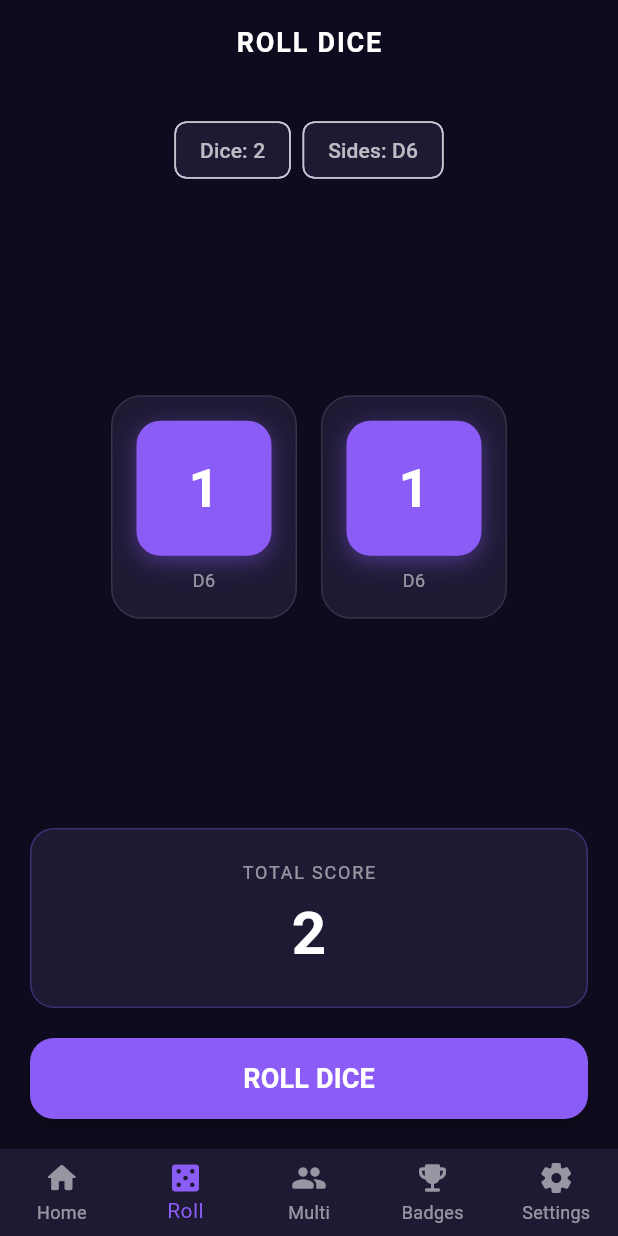
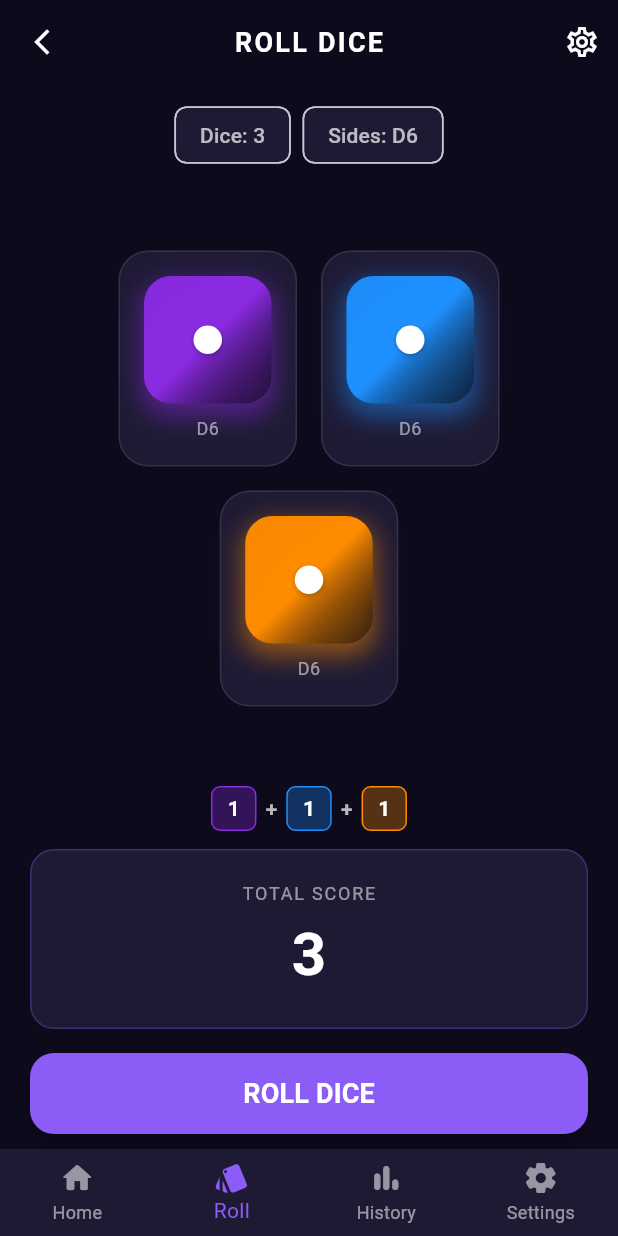
Before and after one commit to quratulainnadeem40/dice_app, a Flutter app: the screen it shows after launch, after a tap on "ROLL DICE", on a phone screen of 412 x 824 dp. Run offline on Flutter 3.47's test engine with Material 3 defaults, Android fonts, the phone set to English and light mode, and no system bars; our stand-ins replace get.

Commit message:
feat: Refactor navigation and roll dice features; update controllers, views, and models for improved functionality and UI

```diff
--- a/lib/core/navigation/binding/navigation_binding.dart
+++ b/lib/core/navigation/binding/navigation_binding.dart
@@ -1,18 +1,18 @@
 import 'package:dice_app/core/navigation/controller/navigation_controller.dart';
-import 'package:dice_app/feature/Multiplayers/controller/multi_player_controller.dart';
 import 'package:dice_app/feature/Roll_dice/controller/roll_dice_controller.dart';
-import 'package:dice_app/feature/achievement/controller/achivement_controller.dart';
+
 import 'package:dice_app/feature/home/controller/home_controller.dart';
 import 'package:dice_app/feature/setting/controller/setting_%20controller.dart';
+import 'package:dice_app/history/controller/history_controller.dart';
 import 'package:get/get.dart';
+
 class NavigationBinding extends Bindings {
   @override
   void dependencies() {
     Get.lazyPut<NavigationController>(() => NavigationController());
     Get.lazyPut<HomeController>(() => HomeController());
     Get.lazyPut<RollDiceController>(() => RollDiceController());
-    Get.lazyPut<MultiplayerController>(() => MultiplayerController());
-    Get.lazyPut<AchievementController>(() => AchievementController());
+    Get.lazyPut<HistoryController>(() => HistoryController());
     Get.lazyPut<SettingsController>(() => SettingsController());
   }
 }
--- a/lib/core/navigation/controller/navigation_controller.dart
+++ b/lib/core/navigation/controller/navigation_controller.dart
@@ -4,6 +4,12 @@ class NavigationController extends GetxController {
   var currentIndex = 0.obs;
 
   void changePage(int index) {
-    currentIndex.value = index;
+    if (index >= 0 && index < 4) {
+      currentIndex.value = index;
+    }
+  }
+
+  void resetToHome() {
+    currentIndex.value = 0;
   }
 }
--- a/lib/core/navigation/widget/main_screen.dart
+++ b/lib/core/navigation/widget/main_screen.dart
@@ -1,13 +1,13 @@
 import 'package:dice_app/core/navigation/controller/navigation_controller.dart';
 import 'package:dice_app/core/theme/colors_custom.dart';
-import 'package:dice_app/feature/Multiplayers/view/multiplayer_screen.dart';
 import 'package:dice_app/feature/Roll_dice/view/Roll_dice_screen.dart';
-import 'package:dice_app/feature/achievement/view/achievement_screen.dart';
+
 import 'package:dice_app/feature/home/view/home_screen.dart';
 import 'package:dice_app/feature/setting/view/setting_screen.dart';
+import 'package:dice_app/history/view/history_screen.dart';
+
 import 'package:flutter/material.dart';
 import 'package:get/get.dart';
-
 
 class MainScreen extends GetView<NavigationController> {
   const MainScreen({Key? key}) : super(key: key);
@@ -15,8 +15,7 @@ class MainScreen extends GetView<NavigationController> {
   final List<Widget> pages = const [
     HomeScreen(),
     RollDiceScreen(),
-    MultiplayerScreen(),
-    AchievementScreen(),
+    HistoryScreen(),
     SettingsScreen(),
   ];
 
@@ -34,9 +33,8 @@ class MainScreen extends GetView<NavigationController> {
           type: BottomNavigationBarType.fixed,
           items: const [
             BottomNavigationBarItem(icon: Icon(Icons.home_rounded), label: 'Home'),
-            BottomNavigationBarItem(icon: Icon(Icons.casino_rounded), label: 'Roll'),
-            BottomNavigationBarItem(icon: Icon(Icons.people_rounded), label: 'Multi'),
-            BottomNavigationBarItem(icon: Icon(Icons.emoji_events_rounded), label: 'Badges'),
+            BottomNavigationBarItem(icon: Icon(Icons.style_rounded), label: 'Roll'),
+            BottomNavigationBarItem(icon: Icon(Icons.bar_chart_rounded), label: 'History'),
             BottomNavigationBarItem(icon: Icon(Icons.settings_rounded), label: 'Settings'),
           ],
         ),
--- a/lib/feature/Roll_dice/controller/Roll_dice_controller.dart
+++ b/lib/feature/Roll_dice/controller/Roll_dice_controller.dart
@@ -4,22 +4,36 @@ import 'package:dice_app/feature/Roll_dice/model/roll_dice_model.dart';
 import 'package:flutter/material.dart';
 import 'package:get/get.dart';
 
-
 class RollDiceController extends GetxController {
   var diceList = <DiceModel>[].obs;
   var isRolling = false.obs;
   var totalSum = 0.obs;
 
+  // Image waley unique colors palette
+  final List<Color> multiColors = const [
+    Color(0xFF8A2BE2), // Purple
+    Color(0xFF1E90FF), // Blue
+    Color(0xFFFF8C00), // Orange
+    Color(0xFF32CD32), // Green
+    Color(0xFFFF4500), // Red
+    Color(0xFFFFD700), // Yellow
+  ];
+
   @override
   void onInit() {
     super.onInit();
-    initDice(count: 2, sides: 6, color: const Color(0xFF8B5CF6));
+    initDice(count: 3, sides: 6);
   }
 
-  void initDice({int count = 2, int sides = 6, Color color = const Color(0xFF8B5CF6)}) {
+  void initDice({int count = 3, int sides = 6}) {
     diceList.value = List.generate(
       count,
-      (index) => DiceModel(id: index, sides: sides, color: color),
+      (index) => DiceModel(
+        id: index,
+        sides: sides,
+        // Har dice ko index ke hisab se alag color milega
+        color: multiColors[index % multiColors.length],
+      ),
     );
     calculateTotal();
   }
--- a/lib/feature/Roll_dice/model/roll_dice_model.dart
+++ b/lib/feature/Roll_dice/model/roll_dice_model.dart
@@ -14,4 +14,20 @@ class DiceModel {
     this.color = const Color(0xFF8B5CF6),
     this.isRolling = false,
   });
+
+  // State update karne ke liye copyWith method
+  DiceModel copyWith({
+    int? currentValue,
+    int? sides,
+    Color? color,
+    bool? isRolling,
+  }) {
+    return DiceModel(
+      id: this.id,
+      currentValue: currentValue ?? this.currentValue,
+      sides: sides ?? this.sides,
+      color: color ?? this.color,
+      isRolling: isRolling ?? this.isRolling,
+    );
+  }
 }
--- a/lib/feature/Roll_dice/view/Roll_dice_screen.dart
+++ b/lib/feature/Roll_dice/view/Roll_dice_screen.dart
@@ -12,32 +12,107 @@ class RollDiceScreen extends GetView<RollDiceController> {
   @override
   Widget build(BuildContext context) {
     return Scaffold(
-      backgroundColor: const Color(0xFF0F0B1E),
+      backgroundColor: const Color(0xFF0D0A1C), // Deep neon-dark background
       appBar: AppBar(
         backgroundColor: Colors.transparent,
         elevation: 0,
-        title: const Text('ROLL DICE', style: TextStyle(fontWeight: FontWeight.bold, letterSpacing: 1.2)),
         centerTitle: true,
+        leading: IconButton(
+          icon: const Icon(Icons.arrow_back_ios_new, color: Colors.white, size: 20),
+          onPressed: () => Get.back(),
+        ),
+        title: const Text(
+          'ROLL DICE',
+          style: TextStyle(
+            fontWeight: FontWeight.bold,
+            letterSpacing: 1.5,
+            color: Colors.white,
+            fontSize: 18,
+          ),
+        ),
+        actions: [
+          IconButton(
+            icon: const Icon(Icons.settings_outlined, color: Colors.white),
+            onPressed: () => Get.toNamed('/settings'), // Settings view route
+          ),
+        ],
       ),
       body: SafeArea(
         child: Padding(
-          padding: const EdgeInsets.all(20.0),
+          padding: const EdgeInsets.symmetric(horizontal: 20.0, vertical: 10.0),
           child: Column(
             children: [
+              // Dice count aur sides indicator
               Obx(() => DiceSettingsPreview(
                     diceCount: controller.diceList.length,
                     sides: controller.diceList.isNotEmpty ? controller.diceList.first.sides : 6,
                   )),
+
               const Spacer(),
+
+              // Multi-color 3D Dice Wrap Grid
               Obx(() => Wrap(
                     spacing: 16,
                     runSpacing: 16,
                     alignment: WrapAlignment.center,
-                    children: controller.diceList.map((dice) => DiceCard(dice: dice)).toList(),
+                    children: controller.diceList
+                        .map((dice) => DiceCard(dice: dice))
+                        .toList(),
                   )),
+
               const Spacer(),
+
+              // Individual values summation badge (e.g., 2 + 5 + 6)
+              Obx(() {
+                if (controller.diceList.length <= 1) return const SizedBox.shrink();
+                return Padding(
+                  padding: const EdgeInsets.only(bottom: 12.0),
+                  child: Row(
+                    mainAxisAlignment: MainAxisAlignment.center,
+                    children: controller.diceList.asMap().entries.map((entry) {
+                      int idx = entry.key;
+                      var dice = entry.value;
+                      return Row(
+                        children: [
+                          Container(
+                            padding: const EdgeInsets.symmetric(horizontal: 10, vertical: 4),
+                            decoration: BoxDecoration(
+                              color: dice.color.withOpacity(0.3),
+                              borderRadius: BorderRadius.circular(6),
+                              border: Border.all(color: dice.color, width: 1),
+                            ),
+                            child: Text(
+                              '${dice.currentValue}',
+                              style: const TextStyle(
+                                color: Colors.white,
+                                fontWeight: FontWeight.bold,
+                              ),
+                            ),
+                          ),
+                          if (idx < controller.diceList.length - 1)
+  const Padding(
+    padding: EdgeInsets.symmetric(horizontal: 6.0),
+    child: Text(
+      '+',
+      style: TextStyle(
+        color: Colors.white70,
+        fontWeight: FontWeight.bold,
+      ),
+    ),
+  ),
+                        ],
+                      );
+                    }).toList(),
+                  ),
+                );
+              }),
+
+              // Total Result Display
               Obx(() => TotalResultCard(total: controller.totalSum.value)),
-              const SizedBox(height: 20),
+
+              const SizedBox(height: 16),
+
+              // Roll Action Button
               Obx(() => RollButton(
                     onPressed: controller.rollDice,
                     isLoading: controller.isRolling.value,
--- a/lib/feature/Roll_dice/widgets/dice_face.dart
+++ b/lib/feature/Roll_dice/widgets/dice_face.dart
@@ -13,29 +13,86 @@ class DiceFace extends StatelessWidget {
   @override
   Widget build(BuildContext context) {
     return Container(
-      width: 90,
-      height: 90,
+      width: 85,
+      height: 85,
+      padding: const EdgeInsets.all(10),
       decoration: BoxDecoration(
         color: color,
-        borderRadius: BorderRadius.circular(16),
+        borderRadius: BorderRadius.circular(18),
+        gradient: LinearGradient(
+          begin: Alignment.topLeft,
+          end: Alignment.bottomRight,
+          colors: [
+            color.withOpacity(0.95),
+            color,
+            Colors.black.withOpacity(0.45), // 3D bevel depth effect
+          ],
+        ),
         boxShadow: [
           BoxShadow(
-            color: color.withOpacity(0.4),
-            blurRadius: 12,
-            offset: const Offset(0, 4),
+            color: color.withOpacity(0.5),
+            blurRadius: 14,
+            spreadRadius: 2,
+            offset: const Offset(0, 6), // Outer glow
           ),
         ],
       ),
-      child: Center(
-        child: Text(
-          '$value',
-          style: const TextStyle(
-            color: Colors.white,
-            fontSize: 36,
-            fontWeight: FontWeight.bold,
-          ),
-        ),
+      child: _buildDiceDots(value),
+    );
+  }
+
+  // Pure image jaisi dots (pips) render karne ke liye layout helper
+  Widget _buildDiceDots(int dotValue) {
+    List<bool> dots = List.filled(9, false);
+
+    switch (dotValue) {
+      case 1:
+        dots[4] = true;
+        break;
+      case 2:
+        dots[0] = dots[8] = true;
+        break;
+      case 3:
+        dots[0] = dots[4] = dots[8] = true;
+        break;
+      case 4:
+        dots[0] = dots[2] = dots[6] = dots[8] = true;
+        break;
+      case 5:
+        dots[0] = dots[2] = dots[4] = dots[6] = dots[8] = true;
+        break;
+      case 6:
+        dots[0] = dots[2] = dots[3] = dots[5] = dots[6] = dots[8] = true;
+        break;
+      default:
+        dots[4] = true;
+    }
+
+    return GridView.builder(
+      physics: const NeverScrollableScrollPhysics(),
+      gridDelegate: const SliverGridDelegateWithFixedCrossAxisCount(
+        crossAxisCount: 3,
+        crossAxisSpacing: 4,
+        mainAxisSpacing: 4,
       ),
+      itemCount: 9,
+      itemBuilder: (context, index) {
+        return dots[index]
+            ? Container(
+                decoration: const BoxDecoration(
+                  color: Colors.white, // White 3D dots
+                  shape: BoxShape.circle,
+                  boxShadow: [
+                    BoxShadow(
+                      color: Colors.black26,
+                      blurRadius: 2,
+                      offset: Offset(0, 1),
+                    )
+                  ],
+                ),
+              )
+            : const SizedBox.shrink();
+      },
     );
   }
 }
```
Also changed, not shown: lib/feature/Roll_dice/widgets/dice_widget.dart (added, +52 -0 lines), lib/feature/Roll_dice/widgets/roll_dice_view.dart (added, +37 -0 lines), 1 other file.
